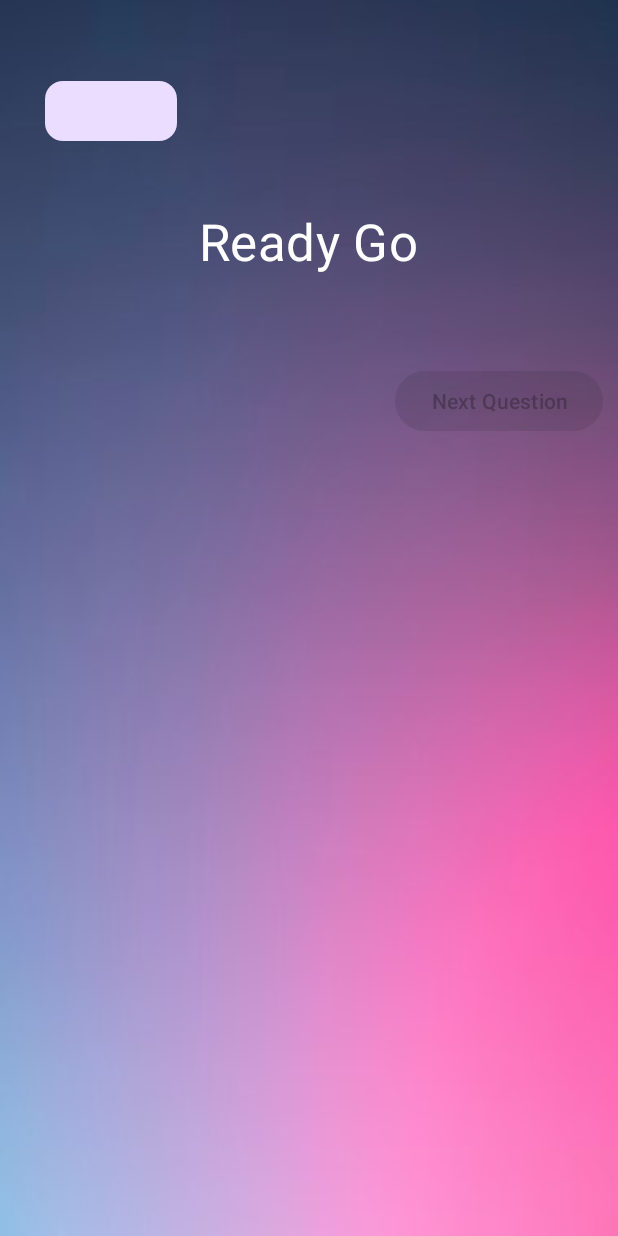
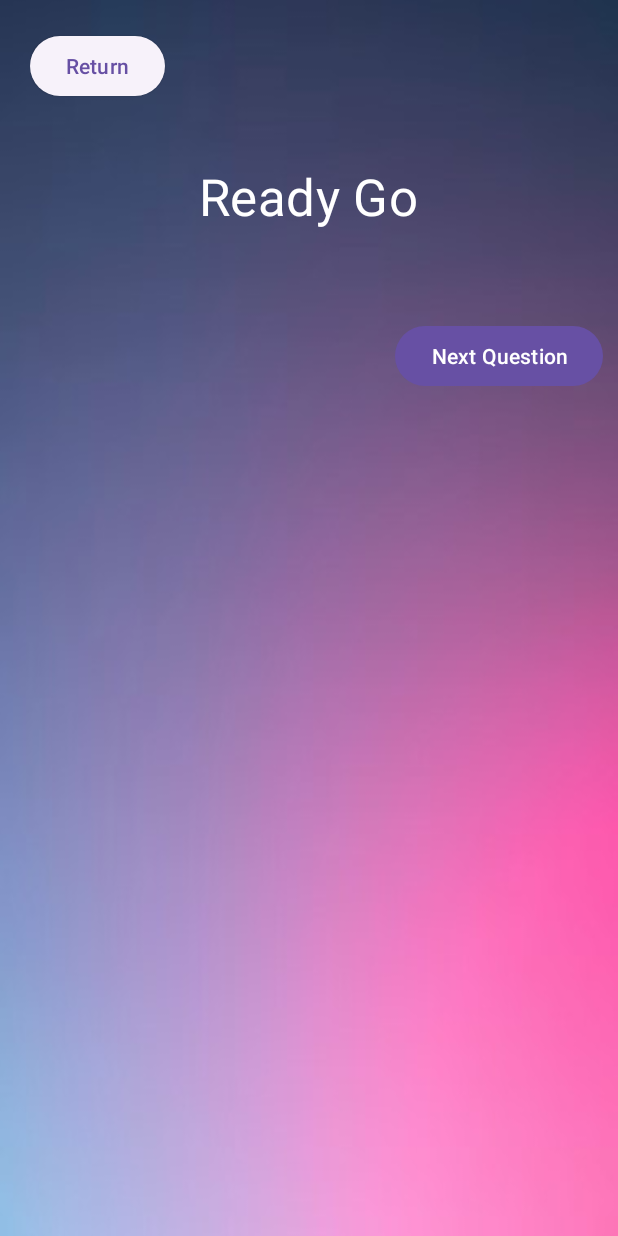
Before and after one commit to BarryHennett/ISCG7424_AndroidAssignment2, an Android app: the PlayQuizPage screen opened directly, with no data from a screen before it, on a phone screen of 412 x 824 dp. Run offline under Robolectric (Android 15) with nearby library versions, the phone set to English and light mode, and no system bars.

Commit message:
updated interface

```diff
--- a/app/src/main/res/layout/activity_play_quiz_page.xml
+++ b/app/src/main/res/layout/activity_play_quiz_page.xml
@@ -8,14 +8,25 @@
     android:background="@drawable/backgroundimg"
     tools:context=".PlayQuizPage">
 
-    <Button
-        android:id="@+id/play_quiz_btn_return"
-        style="?attr/floatingActionButtonSmallStyle"
-        android:layout_width="wrap_content"
+    <LinearLayout
+        android:layout_width="match_parent"
         android:layout_height="wrap_content"
-        android:layout_marginLeft="30dp"
-        android:layout_marginTop="50dp"
-         />
+        android:orientation="horizontal"
+        android:layout_marginLeft="20dp"
+        android:layout_marginRight="20dp"
+        android:layout_marginTop="20dp"
+        android:gravity="center_vertical">
+
+        <Button
+            android:id="@+id/quizdetailreturnbtn"
+            style="@style/Widget.Material3.Button.ElevatedButton"
+            android:layout_width="wrap_content"
+            android:layout_height="wrap_content"
+            android:text="Return"
+            />
+
+
+    </LinearLayout>
 
     <TextView
         style="@style/TextAppearance.MaterialComponents.Headline4"
@@ -41,7 +52,6 @@
         android:layout_height="wrap_content"
         android:layout_gravity="end"
         android:layout_margin="10dp"
-        android:enabled="false"
         android:text="Next Question" />
 
 </LinearLayout>
```
Also changed, not shown: app/src/main/res/layout/activity_quiz_detail_page.xml (+19 -21 lines), app/src/main/res/layout/activity_user_page.xml (+32 -32 lines), 545 other files.
